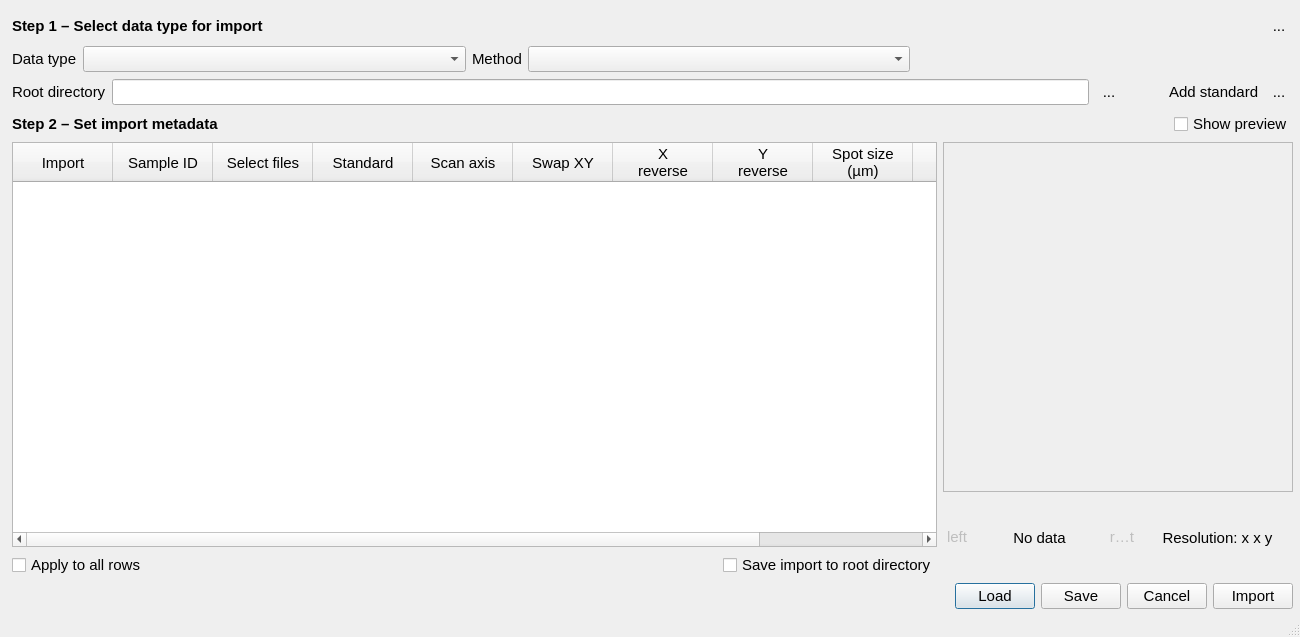
Above: designer/MapImportDialog.ui from dhasterok/LaserMapExplorer before the change. Below: the same form after it.
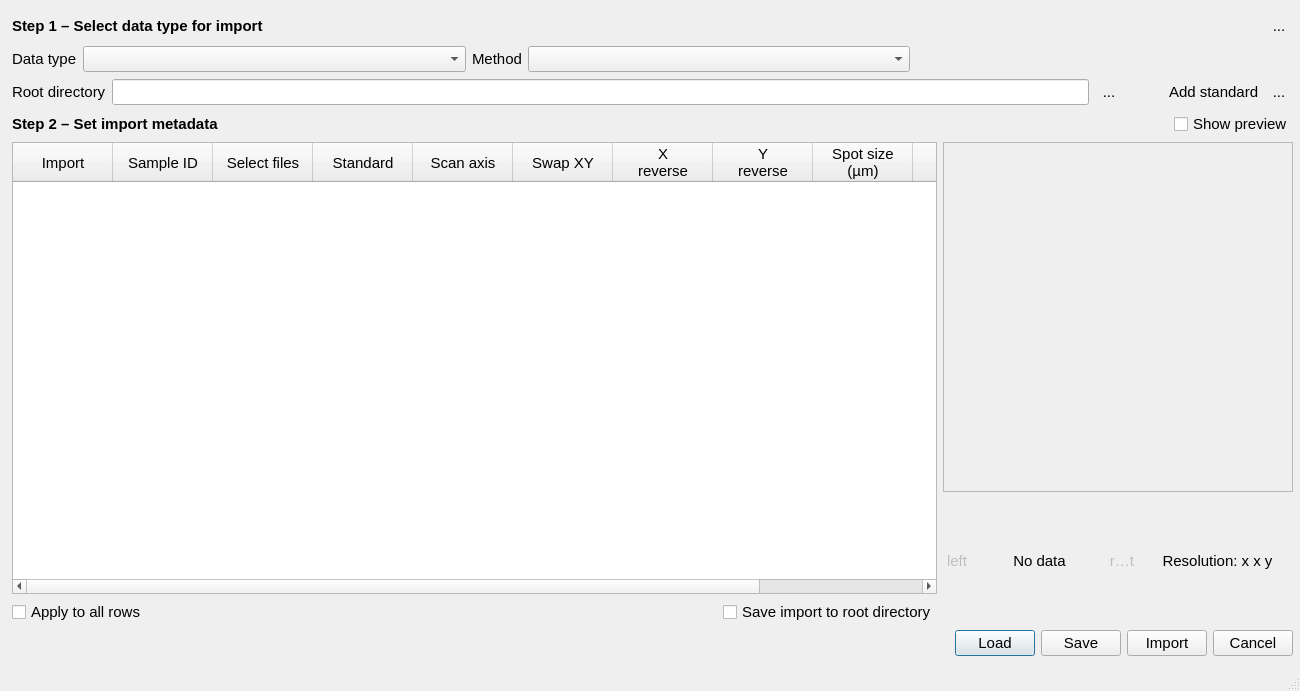
That is the form after the change. Icons and pictures are not drawn.

```diff
--- a/designer/MapImportDialog.ui
+++ b/designer/MapImportDialog.ui
@@ -7,7 +7,7 @@
     <x>0</x>
     <y>0</y>
     <width>1300</width>
-    <height>637</height>
+    <height>691</height>
    </rect>
   </property>
   <property name="sizePolicy">
@@ -28,9 +28,9 @@
    <property name="geometry">
     <rect>
      <x>0</x>
-     <y>610</y>
+     <y>660</y>
      <width>1301</width>
-     <height>27</height>
+     <height>31</height>
     </rect>
    </property>
    <property name="sizePolicy">
@@ -46,7 +46,7 @@
      <x>12</x>
      <y>12</y>
      <width>1281</width>
-     <height>597</height>
+     <height>644</height>
     </rect>
    </property>
    <layout class="QVBoxLayout" name="verticalLayout_3">
@@ -658,16 +658,6 @@
         </property>
        </widget>
       </item>
-      <item>
-       <widget class="QPushButton" name="pushButtonCancel">
-        <property name="toolTip">
-         <string>Cancel/Close window</string>
-        </property>
-        <property name="text">
-         <string>Cancel</string>
-        </property>
-       </widget>
-      </item>
       <item>
        <widget class="QPushButton" name="pushButtonImport">
         <property name="font">
@@ -683,6 +673,16 @@
         </property>
        </widget>
       </item>
+      <item>
+       <widget class="QPushButton" name="pushButtonCancel">
+        <property name="toolTip">
+         <string>Cancel/Close window</string>
+        </property>
+        <property name="text">
+         <string>Cancel</string>
+        </property>
+       </widget>
+      </item>
      </layout>
     </item>
    </layout>
```
